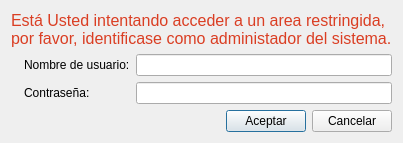
Above: Zona_Administrador/arearestringida_form.ui from arcnexus/RedFoX before the change. Below: the same form after it.
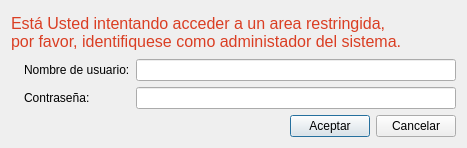
That is the form after the change. Icons and pictures are not drawn.

Patch:
```diff
--- a/Zona_Administrador/arearestringida_form.ui
+++ b/Zona_Administrador/arearestringida_form.ui
@@ -6,8 +6,8 @@
    <rect>
     <x>0</x>
     <y>0</y>
-    <width>396</width>
-    <height>142</height>
+    <width>467</width>
+    <height>148</height>
    </rect>
   </property>
   <property name="sizePolicy">
@@ -18,8 +18,8 @@
   </property>
   <property name="maximumSize">
    <size>
-    <width>396</width>
-    <height>142</height>
+    <width>467</width>
+    <height>148</height>
    </size>
   </property>
   <property name="windowTitle">
@@ -39,7 +39,7 @@
      </property>
      <property name="text">
       <string>Está Usted intentando acceder a un area restringida,
-por favor, identificase como administador del sistema.</string>
+por favor, identifiquese como administador del sistema.</string>
      </property>
     </widget>
    </item>
```
Left out of the diff: 8 changed lines with no effect on the pictures.
